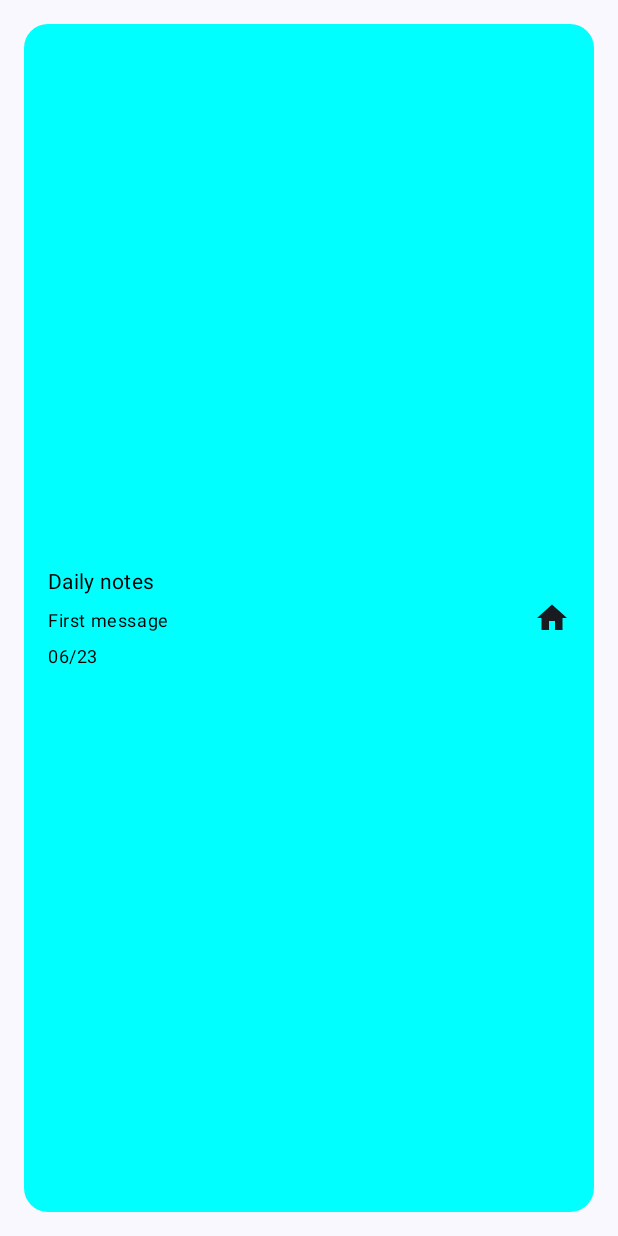
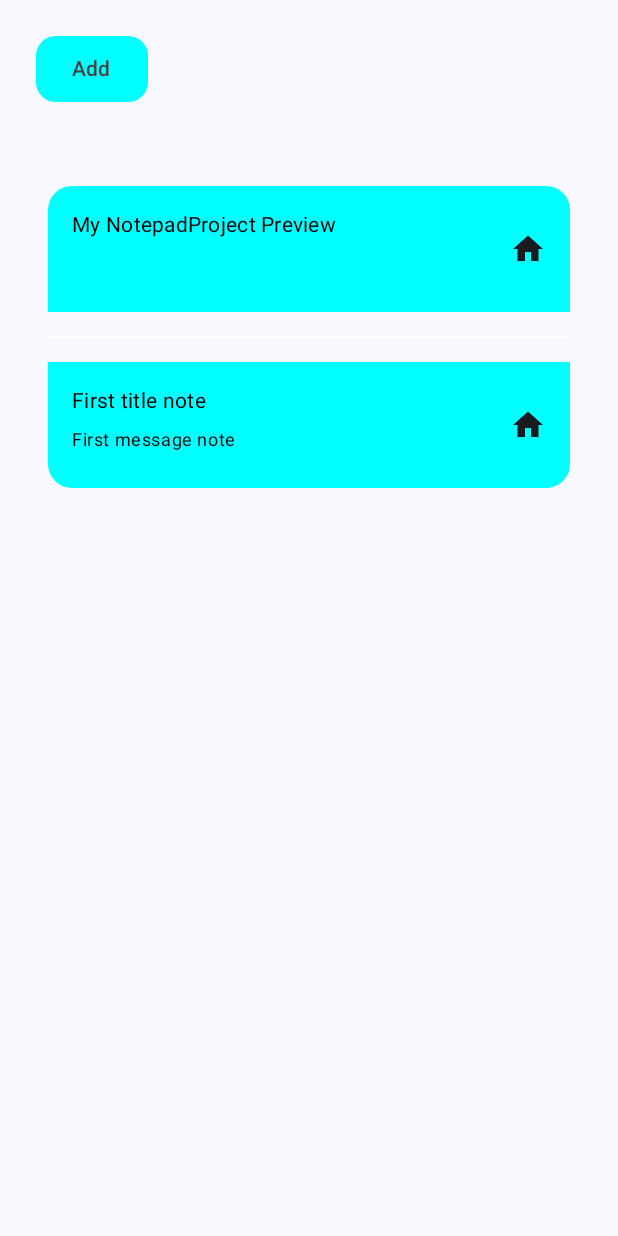
Before and after one commit to AlbertoMApps/NotePadProject, an Android app built with Jetpack Compose: the screen it shows after launch (MainActivity), on a phone screen of 412 x 824 dp. Run offline under Robolectric (Android 15) with nearby library versions, the phone set to English and light mode, and no system bars.

Commit message:
Adding code to the main example

```diff
--- a/app/src/main/java/com/example/notepadproject/MainActivity.kt
+++ b/app/src/main/java/com/example/notepadproject/MainActivity.kt
@@ -3,14 +3,24 @@ package com.example.notepadproject
 import android.os.Bundle
 import androidx.activity.ComponentActivity
 import androidx.activity.compose.setContent
+import androidx.compose.foundation.layout.Column
+import androidx.compose.foundation.layout.Row
+import androidx.compose.foundation.layout.Spacer
 import androidx.compose.foundation.layout.fillMaxSize
+import androidx.compose.foundation.layout.padding
 import androidx.compose.material3.MaterialTheme
 import androidx.compose.material3.Surface
 import androidx.compose.runtime.Composable
+import androidx.compose.runtime.mutableStateListOf
+import androidx.compose.runtime.remember
 import androidx.compose.ui.Modifier
 import androidx.compose.ui.tooling.preview.Preview
+import androidx.compose.ui.unit.dp
+import com.example.notepadproject.data.Note
 import com.example.notepadproject.ui.HomeListItem
+import com.example.notepadproject.ui.HomeListLazy
 import com.example.notepadproject.ui.RowType
+import com.example.notepadproject.ui.common.NiceButton
 import com.example.notepadproject.ui.theme.NotepadProjectTheme
 
 class MainActivity : ComponentActivity() {
@@ -20,17 +30,31 @@ class MainActivity : ComponentActivity() {
             NotepadProjectTheme {
                 // A surface container using the 'background' color from the theme
                 Surface(
-                    modifier = Modifier.fillMaxSize(),
-                    color = MaterialTheme.colorScheme.background
+                    modifier = Modifier.fillMaxSize(), color = MaterialTheme.colorScheme.background
                 ) {
-                    HomeListItem(
-                        "Daily notes",
-                        "First message",
-                        "06/23",
-                        RowType.SINGLE,
-                        false,
-                        {},
-                        {})
+                    val data = remember {//This will need to come from a view model in the future.
+                        mutableStateListOf<Note>(
+                            Note("My NotepadProject Preview", "", "06/2023"),
+                            Note("First title note", "First message note", "06/2023")
+                        )
+                    }
+
+                    Column {
+                        Row(Modifier.padding(16.dp)) {
+                            NiceButton(title = "Add") {
+                                data.add(Note("Test note added: ${data.size + 1}", "", "06/2023"))
+                            }
+                        }
+                        Row(Modifier.padding(16.dp)) {
+                            HomeListLazy(
+                                editMode = false,
+                                itemsSource = data,
+                                clickItemHandler = {}) { index ->
+                                data.removeAt(index)
+                            }
+                        }
+                    }
+
                 }
             }
         }
--- a/app/src/main/java/com/example/notepadproject/ui/HomeListItem.kt
+++ b/app/src/main/java/com/example/notepadproject/ui/HomeListItem.kt
@@ -33,6 +33,7 @@ import com.example.notepadproject.ui.common.noSpace
 import com.example.notepadproject.ui.common.normalRadius
 import com.example.notepadproject.ui.common.normalSpace
 import com.example.notepadproject.ui.common.primaryColor
+import com.example.notepadproject.ui.common.rowHeight
 import com.example.notepadproject.ui.common.secondaryColor
 import com.example.notepadproject.ui.common.smallSpace
 
@@ -85,7 +86,7 @@ fun HomeListItem(
                 .clickable(onClick = onClick)
                 .padding(normalSpace, normalSpace, normalSpace, normalSpace)
                 .fillMaxWidth()
-                .fillMaxHeight()
+                .height(rowHeight)
                 .clip(shape)
                 .background(color = primaryColor)
         ) {
```
